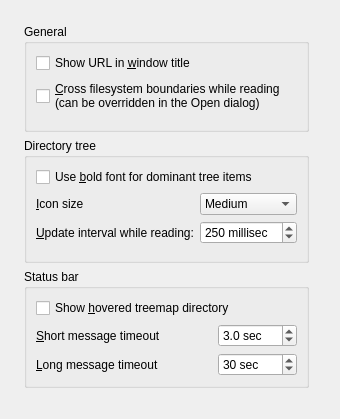
First picture: the form in src/general-config-page.ui, repository Lithopsian/qdirstat, before the edit.
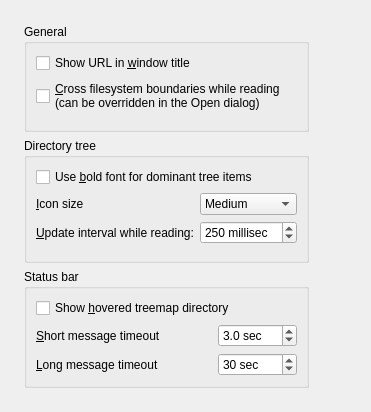
Second picture: the form after the edit.

Diff of the .ui file:
```diff
--- a/src/general-config-page.ui
+++ b/src/general-config-page.ui
@@ -2,6 +2,14 @@
 <ui version="4.0">
  <class>GeneralConfigPage</class>
  <widget class="QWidget" name="GeneralConfigPage">
+  <property name="geometry">
+   <rect>
+    <x>0</x>
+    <y>0</y>
+    <width>371</width>
+    <height>402</height>
+   </rect>
+  </property>
   <layout class="QHBoxLayout" name="horizontalLayout" stretch="0,1">
    <property name="leftMargin">
     <number>24</number>
@@ -240,6 +248,12 @@
        <property name="orientation">
         <enum>Qt::Vertical</enum>
        </property>
+       <property name="sizeHint" stdset="0">
+        <size>
+         <width>0</width>
+         <height>0</height>
+        </size>
+       </property>
       </spacer>
      </item>
     </layout>
@@ -249,6 +263,12 @@
      <property name="orientation">
       <enum>Qt::Horizontal</enum>
      </property>
+     <property name="sizeHint" stdset="0">
+      <size>
+       <width>0</width>
+       <height>0</height>
+      </size>
+     </property>
     </spacer>
    </item>
   </layout>
```
Left out of the diff: 23 changed lines with no effect on the pictures.
